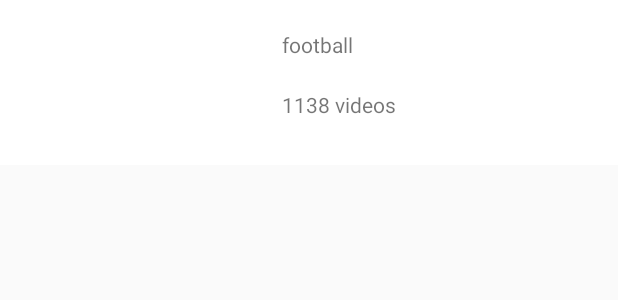
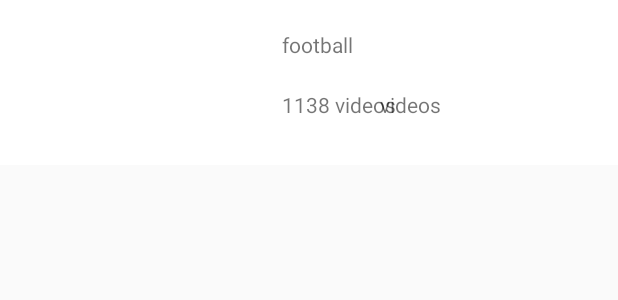
Before and after one commit to Wilson0820/VideoPlayer, an Android app: the layout folder_item.xml on its own in the app's theme, with its tools: preview values and no code run, on a phone screen of 412 x 824 dp. Shown: the top 300 px of the screen. Run offline under Robolectric (Android 15) with nearby library versions, the phone set to English and light mode, and no system bars.

Commit message:
add folder name and video number

```diff
--- a/app/src/main/res/layout/folder_item.xml
+++ b/app/src/main/res/layout/folder_item.xml
@@ -36,7 +36,7 @@
 
     <TextView
         android:id="@+id/folder_cat_name"
-        android:layout_width="0dp"
+        android:layout_width="wrap_content"
         android:layout_height="30dp"
         android:layout_marginStart="18dp"
         android:layout_marginEnd="10dp"
@@ -44,9 +44,19 @@
         android:layout_marginBottom="20dp"
         android:text="football"
         app:layout_constraintTop_toTopOf="parent"
-        app:layout_constraintEnd_toEndOf="parent"
         app:layout_constraintStart_toEndOf="@+id/folder_image"/>
 
+    <TextView
 
+        android:layout_width="0dp"
+        android:layout_height="30dp"
+        android:layout_marginStart="18dp"
+        android:layout_marginEnd="10dp"
+        android:layout_marginTop="20dp"
+        android:layout_marginBottom="20dp"
+        android:text="videos"
+        app:layout_constraintBottom_toBottomOf="parent"
+        app:layout_constraintEnd_toEndOf="parent"
+        app:layout_constraintStart_toEndOf="@+id/folder_cat_name"/>
 
 </android.support.constraint.ConstraintLayout>
```
Also changed, not shown: app/src/main/java/com/fxc/myvideoplayer/FolderList/MainActivity.java (+17 -14 lines).
